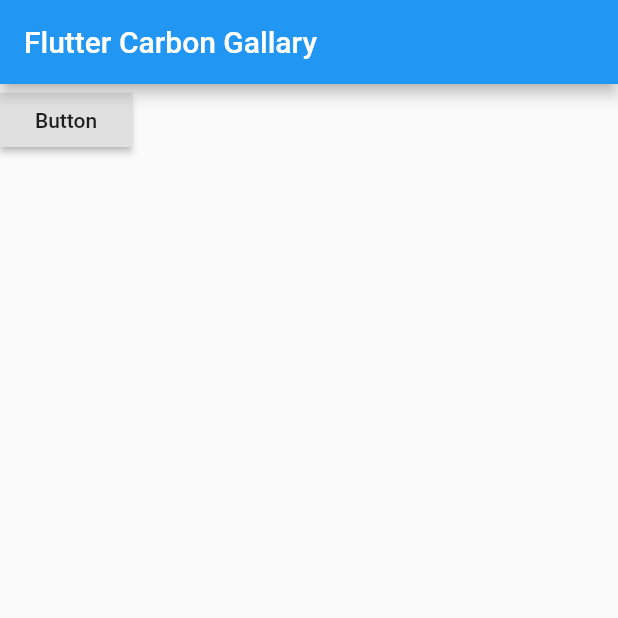
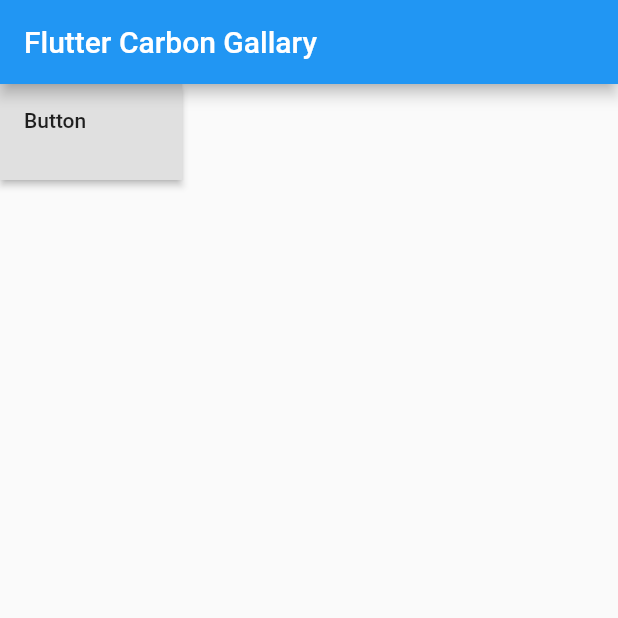
Before and after one commit to ThatUdeshUK/flutter_carbon, a Flutter app: the screen it shows after launch, after a tap on "Button", on a phone screen of 412 x 824 dp, the top half of it. Run offline on Flutter 3.47's test engine with Material 2 defaults, Android fonts, the phone set to English and light mode, and no system bars.

Commit message:
Add size styles to buttons

```diff
--- a/example/lib/main.dart
+++ b/example/lib/main.dart
@@ -7,7 +7,7 @@ class MyApp extends StatelessWidget {
   @override
   Widget build(BuildContext context) {
     return MaterialApp(
-      title: 'Flutter Demo',
+      title: 'Flutter Carbon Gallery',
       theme: ThemeData(
         primarySwatch: Colors.blue,
       ),
@@ -15,9 +15,13 @@ class MyApp extends StatelessWidget {
         appBar: AppBar(title: Text("Flutter Carbon Gallary")),
         body: Column(
           children: <Widget>[
-            Button(onPressed: () {
-              print("Button pressed");
-            }, text: "Button")
+            Button(
+              onPressed: () {
+                print("Button pressed");
+              },
+              text: "Button",
+              size: ButtonSize.FullBleed,
+            )
           ],
         ),
       ),
--- /dev/null
+++ b/lib/button.dart
@@ -0,0 +1,116 @@
+import 'package:flutter/material.dart';
+
+enum ButtonSize { FullBleed, Primary, Inline, Small }
+
+/// Buttons
+class Button extends MaterialButton {
+  final String text;
+  final ButtonSize size;
+
+  /// Create a simple text button.
+  ///
+  /// The [autofocus] and [clipBehavior] arguments must not be null.
+  const Button(
+      {Key key,
+      @required VoidCallback onPressed,
+      VoidCallback onLongPress,
+      ValueChanged<bool> onHighlightChanged,
+      ButtonTextTheme textTheme,
+      Color textColor,
+      Color disabledTextColor,
+      Color color,
+      Color disabledColor,
+      Color focusColor,
+      Color hoverColor,
+      Color highlightColor,
+      Color splashColor,
+      Brightness colorBrightness,
+      EdgeInsetsGeometry padding,
+      Clip clipBehavior = Clip.none,
+      FocusNode focusNode,
+      bool autofocus = false,
+      MaterialTapTargetSize materialTapTargetSize,
+      @required this.text,
+      this.size = ButtonSize.Primary})
+      : assert(clipBehavior != null),
+        assert(autofocus != null),
+        super(
+            key: key,
+            onPressed: onPressed,
+            onLongPress: onLongPress,
+            onHighlightChanged: onHighlightChanged,
+            textTheme: textTheme,
+            textColor: textColor,
+            disabledTextColor: disabledTextColor,
+            color: color,
+            disabledColor: disabledColor,
+            focusColor: focusColor,
+            hoverColor: hoverColor,
+            highlightColor: highlightColor,
+            splashColor: splashColor,
+            colorBrightness: colorBrightness,
+            padding: padding,
+            clipBehavior: clipBehavior,
+            focusNode: focusNode,
+            autofocus: autofocus,
+            materialTapTargetSize: materialTapTargetSize);
+
+  @override
+  Widget build(BuildContext context) {
+    final ThemeData theme = Theme.of(context);
+    final ButtonThemeData buttonTheme = ButtonTheme.of(context).copyWith(
+      height: _getButtonSize(size),
+    );
+
+    return RawMaterialButton(
+      onPressed: onPressed,
+      onLongPress: onLongPress,
+      onHighlightChanged: onHighlightChanged,
+      fillColor: buttonTheme.getFillColor(this),
+      textStyle: theme.textTheme.button
+          .copyWith(color: buttonTheme.getTextColor(this)),
+      focusColor: buttonTheme.getFocusColor(this),
+      hoverColor: buttonTheme.getHoverColor(this),
+      highlightColor: buttonTheme.getHighlightColor(this),
+      splashColor: buttonTheme.getSplashColor(this),
+      elevation: buttonTheme.getElevation(this),
+      focusElevation: 0,
+      hoverElevation: 0,
+      highlightElevation: 0,
+      disabledElevation: 0,
+      padding: _getPadding(size),
+      constraints: buttonTheme.getConstraints(this),
+      shape: RoundedRectangleBorder(borderRadius: BorderRadius.circular(0)),
+      clipBehavior: clipBehavior,
+      focusNode: focusNode,
+      autofocus: autofocus,
+      materialTapTargetSize: buttonTheme.getMaterialTapTargetSize(this),
+      animationDuration: buttonTheme.getAnimationDuration(this),
+      child: Text(
+        this.text,
+        textAlign: TextAlign.start,
+      ),
+    );
+  }
+
+  EdgeInsets _getPadding(ButtonSize size) {
+    return EdgeInsets.only(
+      left: 16,
+      right: 64,
+      bottom: size == ButtonSize.FullBleed ? 16 : 0,
+    );
+  }
+
+  double _getButtonSize(ButtonSize size) {
+    switch (size) {
+      case ButtonSize.FullBleed:
+        return 64;
+      case ButtonSize.Inline:
+        return 40;
+      case ButtonSize.Small:
+        return 32;
+      default:
+        return 48;
+    }
+  }
+}
--- a/lib/flutter_carbon.dart
+++ b/lib/flutter_carbon.dart
@@ -1,89 +1,3 @@
 library flutter_carbon;
 
-import 'package:flutter/material.dart';
-
-/// Buttons
-class Button extends MaterialButton {
-
-  final String text;
-
-  /// Create a simple text button.
-  ///
-  /// The [autofocus] and [clipBehavior] arguments must not be null.
-  const Button({
-    Key key,
-    @required VoidCallback onPressed,
-    VoidCallback onLongPress,
-    ValueChanged<bool> onHighlightChanged,
-    ButtonTextTheme textTheme,
-    Color textColor,
-    Color disabledTextColor,
-    Color color,
-    Color disabledColor,
-    Color focusColor,
-    Color hoverColor,
-    Color highlightColor,
-    Color splashColor,
-    Brightness colorBrightness,
-    EdgeInsetsGeometry padding,
-    Clip clipBehavior = Clip.none,
-    FocusNode focusNode,
-    bool autofocus = false,
-    MaterialTapTargetSize materialTapTargetSize,
-    @required this.text,
-  })  : assert(clipBehavior != null),
-        assert(autofocus != null),
-        super(
-          key: key,
-          onPressed: onPressed,
-          onLongPress: onLongPress,
-          onHighlightChanged: onHighlightChanged,
-          textTheme: textTheme,
-          textColor: textColor,
-          disabledTextColor: disabledTextColor,
-          color: color,
-          disabledColor: disabledColor,
-          focusColor: focusColor,
-          hoverColor: hoverColor,
-          highlightColor: highlightColor,
-          splashColor: splashColor,
-          colorBrightness: colorBrightness,
-          padding: padding,
-          clipBehavior: clipBehavior,
-          focusNode: focusNode,
-          autofocus: autofocus,
-          materialTapTargetSize: materialTapTargetSize
-        );
-
-  @override
-  Widget build(BuildContext context) {
-    final ThemeData theme = Theme.of(context);
-    final ButtonThemeData buttonTheme = ButtonTheme.of(context);
-    return RawMaterialButton(
-      onPressed: onPressed,
-      onLongPress: onLongPress,
-      onHighlightChanged: onHighlightChanged,
-      fillColor: buttonTheme.getFillColor(this),
-      textStyle: theme.textTheme.button
-          .copyWith(color: buttonTheme.getTextColor(this)),
-      focusColor: buttonTheme.getFocusColor(this),
-      hoverColor: buttonTheme.getHoverColor(this),
-      highlightColor: buttonTheme.getHighlightColor(this),
-      splashColor: buttonTheme.getSplashColor(this),
-      elevation: buttonTheme.getElevation(this),
-      focusElevation: 0,
-      hoverElevation: 0,
-      highlightElevation: 0,
-      disabledElevation: 0,
-      padding: buttonTheme.getPadding(this),
-      constraints: buttonTheme.getConstraints(this),
-      shape: RoundedRectangleBorder(borderRadius: BorderRadius.circular(0)),
-      clipBehavior: clipBehavior,
-      focusNode: focusNode,
-      autofocus: autofocus,
-      materialTapTargetSize: buttonTheme.getMaterialTapTargetSize(this),
-      animationDuration: buttonTheme.getAnimationDuration(this),
-      child: Text(this.text),
-    );
-  }
-}
+export './button.dart';
```
